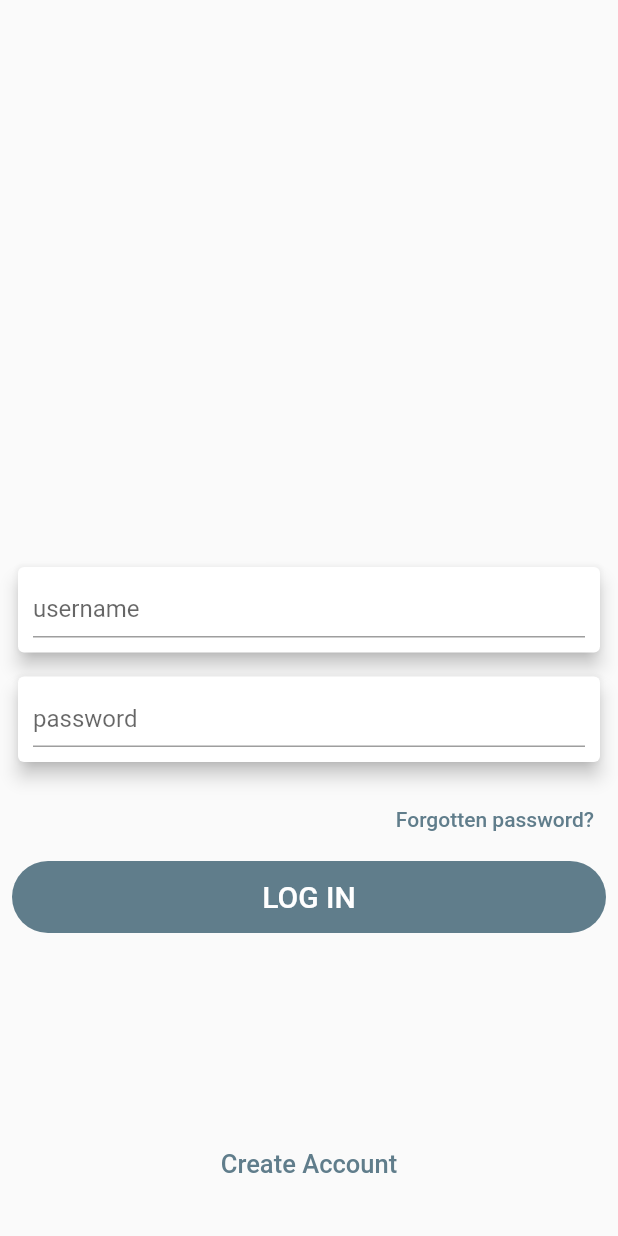
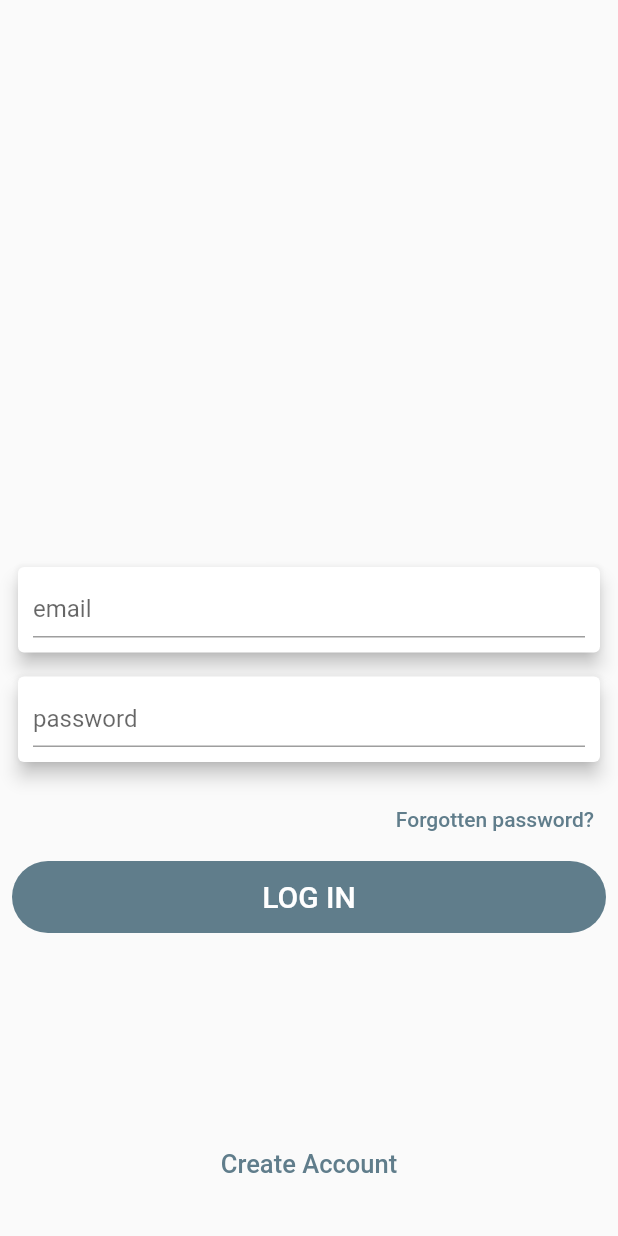
Before and after one commit to labeatl/task-completion-app, a Flutter app: the screen it shows after launch, on a phone screen of 412 x 824 dp. Run offline on Flutter 3.47's test engine with Material 2 defaults, Android fonts, the phone set to English and light mode, and no system bars.

Commit message:
fix login email field name

```diff
--- a/frontend dev/lib/pages/login-page.dart
+++ b/frontend dev/lib/pages/login-page.dart
@@ -29,7 +29,7 @@ class _LoginPageState extends State<LoginPage> {
                   child: new Container(
                     padding: EdgeInsets.all(10),
                     child: new TextField(
-                      decoration: InputDecoration(labelText: "username"),
+                      decoration: InputDecoration(labelText: "email"),
                       controller: username,
                     ),
                   ),
```
